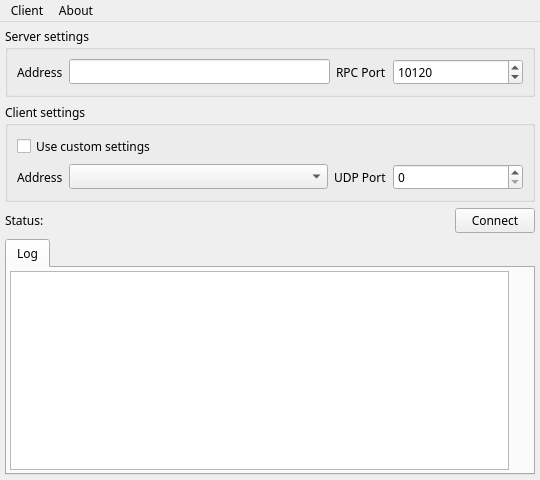
Above: aqua-qt/qt-client/src/ui/ClientMainWindow.ui from aquawius/aqua before the change. Below: the same form after it.
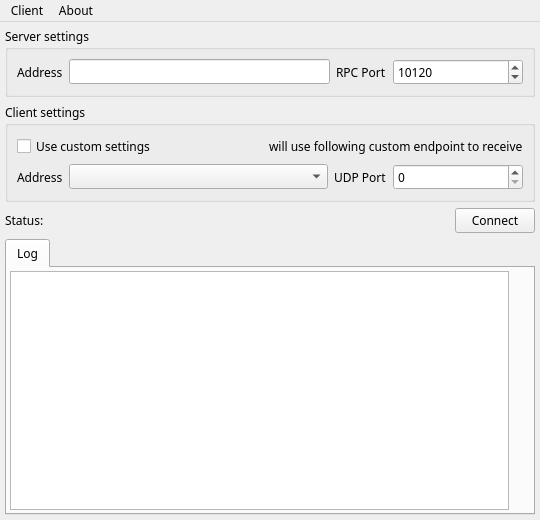
That is the form after the change. Custom widgets are drawn as their Qt base class.

Commit message: aqua_qt_client: add volume callback ,linux test complete.

```diff
--- a/aqua-qt/qt-client/src/ui/ClientMainWindow.ui
+++ b/aqua-qt/qt-client/src/ui/ClientMainWindow.ui
@@ -7,7 +7,7 @@
     <x>0</x>
     <y>0</y>
     <width>540</width>
-    <height>480</height>
+    <height>520</height>
    </rect>
   </property>
   <property name="font">
@@ -113,6 +113,13 @@
              </property>
             </spacer>
            </item>
+           <item>
+            <widget class="QLabel" name="label">
+             <property name="text">
+              <string>will use following custom endpoint to receive</string>
+             </property>
+            </widget>
+           </item>
           </layout>
          </item>
          <item row="1" column="0">
```
Left out of the diff: 12 changed lines with no effect on the pictures. The commit also changes 9 other files.
